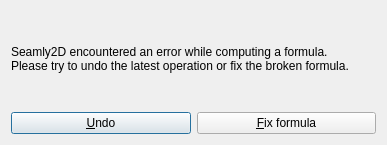
Above: src/libs/vtools/dialogs/support/dialogundo.ui from FashionFreedom/Seamly2D before the change. Below: the same form after it.
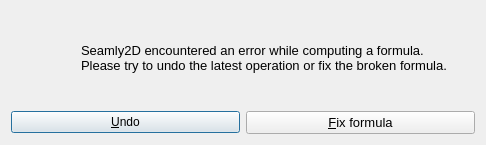
That is the form after the change. Icons and pictures are not drawn.

What changed in the file:
```diff
--- a/src/libs/vtools/dialogs/support/dialogundo.ui
+++ b/src/libs/vtools/dialogs/support/dialogundo.ui
@@ -9,7 +9,7 @@
    <rect>
     <x>0</x>
     <y>0</y>
-    <width>387</width>
+    <width>486</width>
     <height>145</height>
    </rect>
   </property>
@@ -23,13 +23,46 @@
   <property name="modal">
    <bool>true</bool>
   </property>
-  <layout class="QVBoxLayout" name="verticalLayout_2">
-   <item>
     <layout class="QVBoxLayout" name="verticalLayout">
      <item>
-      <widget class="QLabel" name="label">
+    <layout class="QHBoxLayout" name="horizontalLayout_2">
+     <item>
+      <widget class="QLabel" name="warningIcon_Label">
+       <property name="sizePolicy">
+        <sizepolicy hsizetype="Fixed" vsizetype="Fixed">
+         <horstretch>0</horstretch>
+         <verstretch>0</verstretch>
+        </sizepolicy>
+       </property>
+       <property name="maximumSize">
+        <size>
+         <width>64</width>
+         <height>64</height>
+        </size>
+       </property>
        <property name="text">
-        <string>Seamly2D encountered an error while computing a formula. 
+        <string notr="true"/>
+       </property>
+       <property name="pixmap">
+        <pixmap resource="../../../vmisc/share/resources/icon.qrc">:/icon/svg/warning.svg</pixmap>
+       </property>
+       <property name="scaledContents">
+        <bool>true</bool>
+       </property>
+       <property name="alignment">
+        <set>Qt::AlignCenter</set>
+       </property>
+      </widget>
+     </item>
+     <item>
+      <widget class="QLabel" name="warning_Label">
+       <property name="font">
+        <font>
+         <pointsize>10</pointsize>
+        </font>
+       </property>
+       <property name="text">
+        <string>Seamly2D encountered an error while computing a formula.
 Please try to undo the latest operation or fix the broken formula.</string>
        </property>
        <property name="wordWrap">
@@ -37,6 +70,8 @@
        </property>
       </widget>
      </item>
+    </layout>
+   </item>
      <item>
       <layout class="QHBoxLayout" name="horizontalLayout">
        <item>
@@ -47,13 +82,16 @@
         </widget>
        </item>
        <item>
-        <widget class="QPushButton" name="pushButtonFix">
+      <widget class="QPushButton" name="fix_PushButton">
+       <property name="font">
+        <font>
+         <pointsize>10</pointsize>
+        </font>
+       </property>
          <property name="text">
           <string>&amp;Fix formula</string>
          </property>
         </widget>
-       </item>
-      </layout>
      </item>
     </layout>
    </item>
```
Left out of the diff: 8 changed lines with no effect on the pictures. Lines whose indentation alone changed are shown as unchanged.
